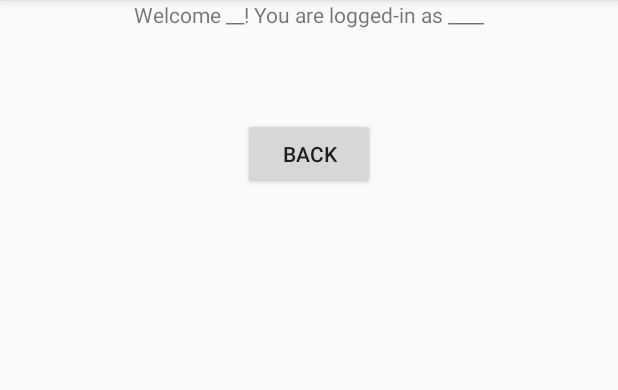
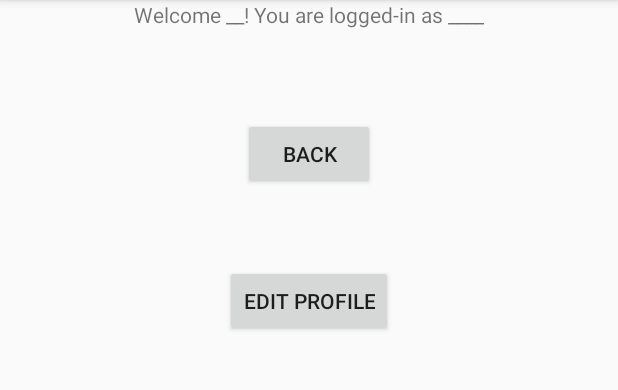
Before and after one commit to HenryChen666/Android-Studio, an Android app: the loginwelcomepage screen opened directly, with no data from a screen before it, on a phone screen of 412 x 824 dp, the part 84-474 px from its top. Run offline under Robolectric (Android 15) with nearby library versions, the phone set to English and light mode, and no system bars; our stand-ins replace Firebase (no records; nobody signed in at launch, a user with empty details on screens opened directly).

Commit message:
employees profile page

```diff
--- a/Deliverable 2/SEGFinalProject2/app/build.gradle
+++ b/Deliverable 2/SEGFinalProject2/app/build.gradle
@@ -37,5 +37,4 @@ dependencies {
     androidTestImplementation 'androidx.test.espresso:espresso-core:3.2.0'
 
 
-
 }
--- a/Deliverable 2/SEGFinalProject2/app/src/main/AndroidManifest.xml
+++ b/Deliverable 2/SEGFinalProject2/app/src/main/AndroidManifest.xml
@@ -9,7 +9,8 @@
         android:roundIcon="@mipmap/ic_launcher_round"
         android:supportsRtl="true"
         android:theme="@style/AppTheme">
-        <activity android:name=".EmployeeList"></activity>
+        <activity android:name=".EmployeeProfile"></activity>
+        <activity android:name=".EmployeeList" />
         <activity android:name=".loginwelcomepage" />
         <activity android:name=".PatientList" />
         <activity android:name=".Welcomepage" />
@@ -24,4 +25,5 @@
             </intent-filter>
         </activity>
     </application>
+
 </manifest>
--- a/Deliverable 2/SEGFinalProject2/app/src/main/res/layout/activity_loginwelcomepage.xml
+++ b/Deliverable 2/SEGFinalProject2/app/src/main/res/layout/activity_loginwelcomepage.xml
@@ -27,5 +27,16 @@
             android:layout_height="wrap_content"
             android:layout_gravity="center"
             android:text="BACK" />
+
+        <Space
+            android:layout_width="match_parent"
+            android:layout_height="50dp" />
+
+        <Button
+            android:id="@+id/editprofile"
+            android:layout_width="wrap_content"
+            android:layout_height="wrap_content"
+            android:layout_gravity="center"
+            android:text="Edit Profile" />
     </LinearLayout>
 </androidx.constraintlayout.widget.ConstraintLayout>
--- a/Deliverable 2/SEGFinalProject2/app/src/main/res/values/strings.xml
+++ b/Deliverable 2/SEGFinalProject2/app/src/main/res/values/strings.xml
@@ -16,7 +16,7 @@
     <string name="manageEmployeesTxt">Manage Employees</string>
     <string name="manClinicServicesTxt">Manage Clinic Services</string>
     <string name="regPatients">Registered Patients</string>
-    <string name="employeeListTxt" >Current Employees (hold to delete)</string>
+    <string name="employeeListTxt">Current Employees (hold to delete)</string>
     <string name="deleteUserBtn">Delete User</string>
     <string name="backButton">Back</string>
     <string name="patientListViewTxt">Currently Registered Patients:</string>
```
